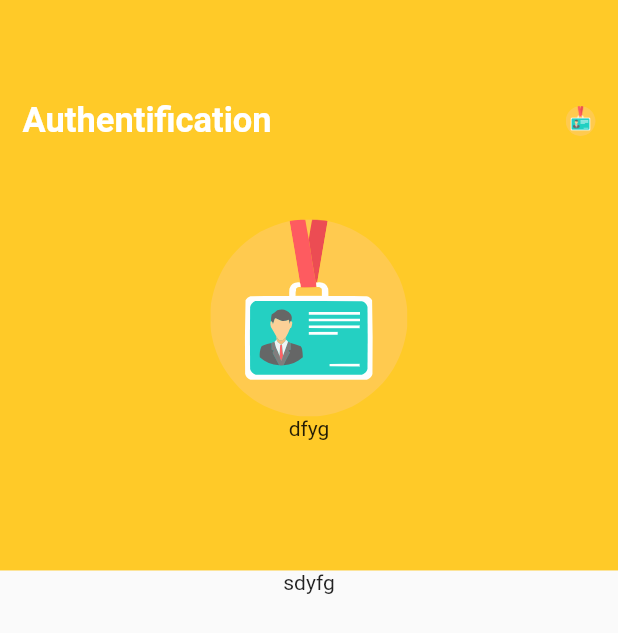
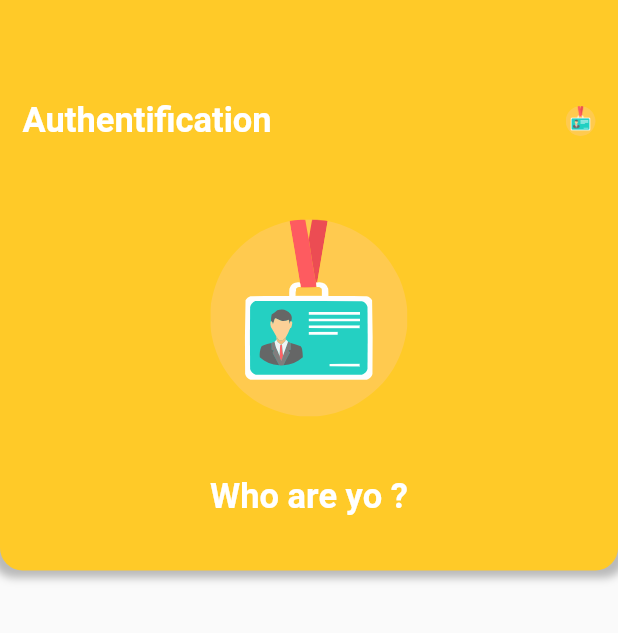
Before and after one commit to XPEHO/YAKI, a Flutter app: the screen it shows after launch, on a phone screen of 412 x 824 dp. Shown: the top 633 px of the screen. Run offline on Flutter 3.47's test engine with Material 2 defaults, Android fonts, the light colour scheme and no system bars; our stand-ins replace flutter_svg, go_router.

Commit message:
feat(authentification): Header generic

```diff
--- a/yaki_mobile/lib/Authentification.dart
+++ b/yaki_mobile/lib/Authentification.dart
@@ -1,5 +1,5 @@
 import 'package:flutter/material.dart';
-import 'package:flutter_svg/flutter_svg.dart';
+import 'presentation/ui/shared/views/Header.dart';
 
 class Authentification extends StatelessWidget {
   @override
@@ -15,65 +15,8 @@ class Authentification extends StatelessWidget {
                 child: Header()),
             const Expanded(
                 flex: 7,
-                child: Text('sdyfg'))
+                child: Text(' '))
           ],
     ));
   }
 }
-
-class Header extends StatelessWidget {
-   Header({Key? key}) : super(key: key);
-
-  final String pictoPath = "assets/images/authent.svg";
-  final Widget picto = SvgPicture.asset(
-      "assets/images/authent.svg",
-  );
-
-  @override
-  Widget build(BuildContext context) {
-    return Container(
-      color: Colors.amber[400],
-      child: Padding(
-        padding: const EdgeInsets.all(15),
-        child: Column(
-          children: [
-            Expanded(
-              flex: 3,
-                child: Row(
-                  children:  const [
-                    Text('Authentification',
-                    style: TextStyle(
-                      fontSize: 23,
-                      fontWeight: FontWeight.bold,
-                      color: Colors.white
-                    ),
-                    ),
-                    Spacer(),
-                    CircleAvatar(
-                        backgroundColor: Colors.transparent,
-                        backgroundImage:  AssetImage('assets/images/authent.png'),
-                        radius: 10,
-                        ),
-                  ],
-            )),
-
-            Expanded(
-              flex: 3,
-                child: CircleAvatar(
-                  backgroundColor: Colors.transparent,
-                  //backgroundImage: AssetImage('assets/images/authent.png'),
-                  radius: 100,
-                  child: Container(
-                      child : SvgPicture.asset('assets/images/authent.svg')
-                  ),
-            )),
-            const Expanded(
-                flex: 2,
-                child: Text('dfyg')
-            )
-          ],
-        ),
-      ),
-    );
-  }
-}
--- /dev/null
+++ b/yaki_mobile/lib/presentation/ui/shared/views/Header.dart
@@ -0,0 +1,76 @@
+import 'package:flutter_svg/flutter_svg.dart';
+import 'package:flutter/material.dart';
+
+class Header extends StatelessWidget {
+  Header({Key? key}) : super(key: key);
+
+  final String pictoPath = "assets/images/authent.svg";
+  final Widget picto = SvgPicture.asset(
+    "assets/images/authent.svg",
+  );
+
+  @override
+  Widget build(BuildContext context) {
+    return Container(
+      decoration: BoxDecoration(
+          borderRadius: BorderRadius.only(bottomLeft: Radius.circular(15), bottomRight: Radius.circular(15)),
+          color: Colors.amber[400],
+          boxShadow: [
+            BoxShadow(color: Colors.grey.withOpacity(0.7),
+                spreadRadius: 5,
+                blurRadius: 4),
+          ]
+      ),
+
+
+      child: Padding(
+        padding: const EdgeInsets.all(15),
+        child: Column(
+          children: [
+            Expanded(
+                flex: 3,
+                child: Row(
+                  children:  const [
+                    Text('Authentification',
+                      style: TextStyle(
+                          fontSize: 23,
+                          fontWeight: FontWeight.bold,
+                          color: Colors.white
+                      ),
+                    ),
+                    Spacer(),
+                    CircleAvatar(
+                      backgroundColor: Colors.transparent,
+                      backgroundImage:  AssetImage('assets/images/authent.png'),
+                      radius: 10,
+                    ),
+                  ],
+                )),
+
+            Expanded(
+                flex: 3,
+                child: CircleAvatar(
+                  backgroundColor: Colors.transparent,
+                  //backgroundImage: AssetImage('assets/images/authent.png'),
+                  radius: 100,
+                  child: Container(
+                      child :SvgPicture.asset('assets/images/authent.svg')
+                  ),
+                )),
+            const Expanded(
+                flex: 2,
+                child:
+                Padding(padding: EdgeInsets.only(top: 40),
+                  child: Text('Who are yo ?',
+                    style: TextStyle(
+                        fontWeight: FontWeight.bold,
+                        fontSize: 23,
+                        color: Colors.white
+                    ),),)
+            )
+          ],
+        ),
+      ),
+    );
+  }
+}
```
